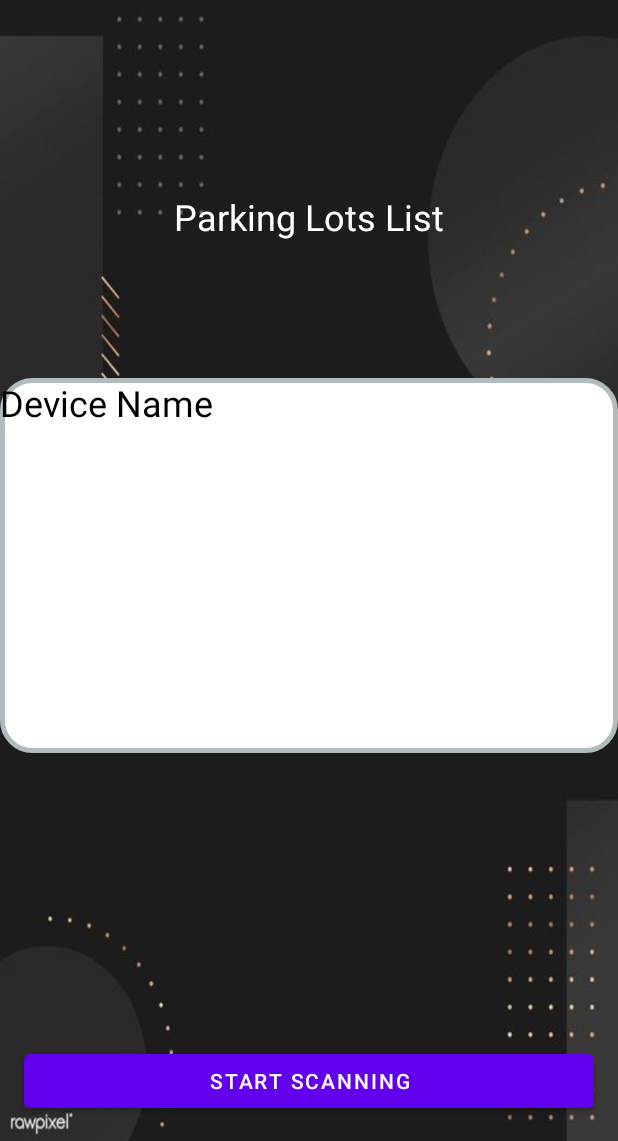
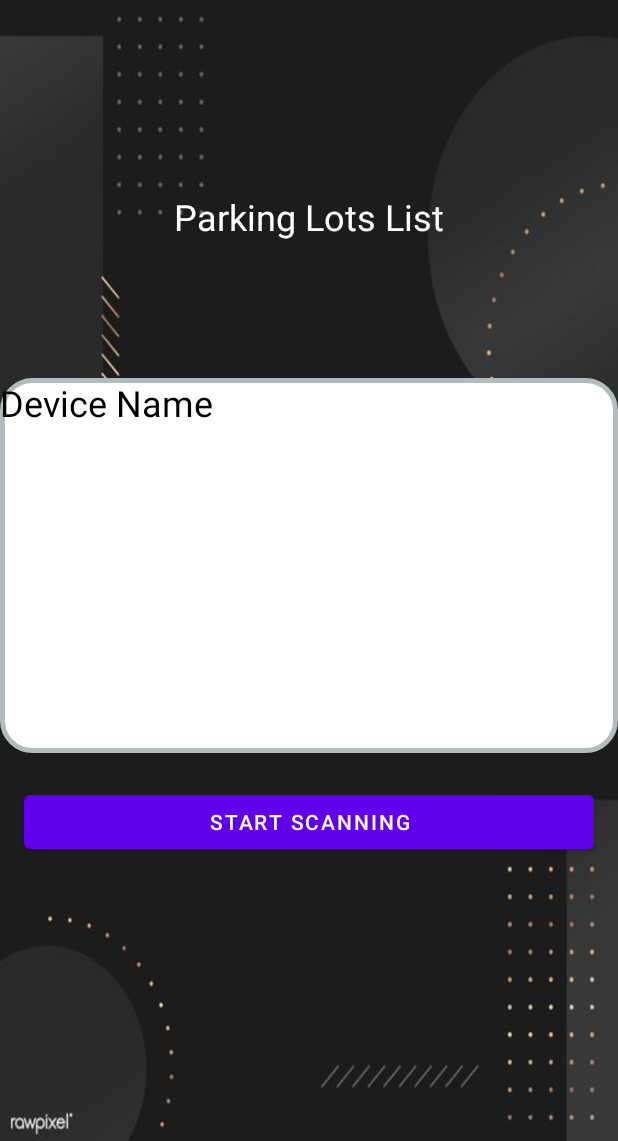
Before and after one commit to miravla/workshop_2, an Android app: the BluetoothScanActivity screen opened directly, with no data from a screen before it, on a phone screen of 412 x 824 dp, the part 95-1236 px from its top. Run offline under Robolectric (Android 15) with nearby library versions, the phone set to English and light mode, and no system bars; Roboto replaces fonts that are not available here.

Commit message:
move button  10/1/2022

```diff
--- a/app/src/main/res/layout/parking_list.xml
+++ b/app/src/main/res/layout/parking_list.xml
@@ -74,13 +74,16 @@
         android:layout_width="match_parent"
         android:layout_height="wrap_content"
         android:layout_margin="16dp"
-        android:enabled="false"
-        android:textColor="@color/white"
+        android:layout_marginEnd="16dp"
+        android:layout_marginBottom="148dp"
+        android:enabled="true"
         android:text="@string/start_scanning"
         app:layout_constraintBottom_toBottomOf="parent"
         app:layout_constraintEnd_toEndOf="parent"
-        tools:layout_editor_absoluteX="3dp"
-        tools:layout_editor_absoluteY="496dp" />
+        app:layout_constraintHorizontal_bias="0.498"
+        app:layout_constraintStart_toStartOf="parent"
+        app:layout_constraintTop_toTopOf="parent"
+        app:layout_constraintVertical_bias="0.749" />
 
 
 </androidx.constraintlayout.widget.ConstraintLayout>
```
